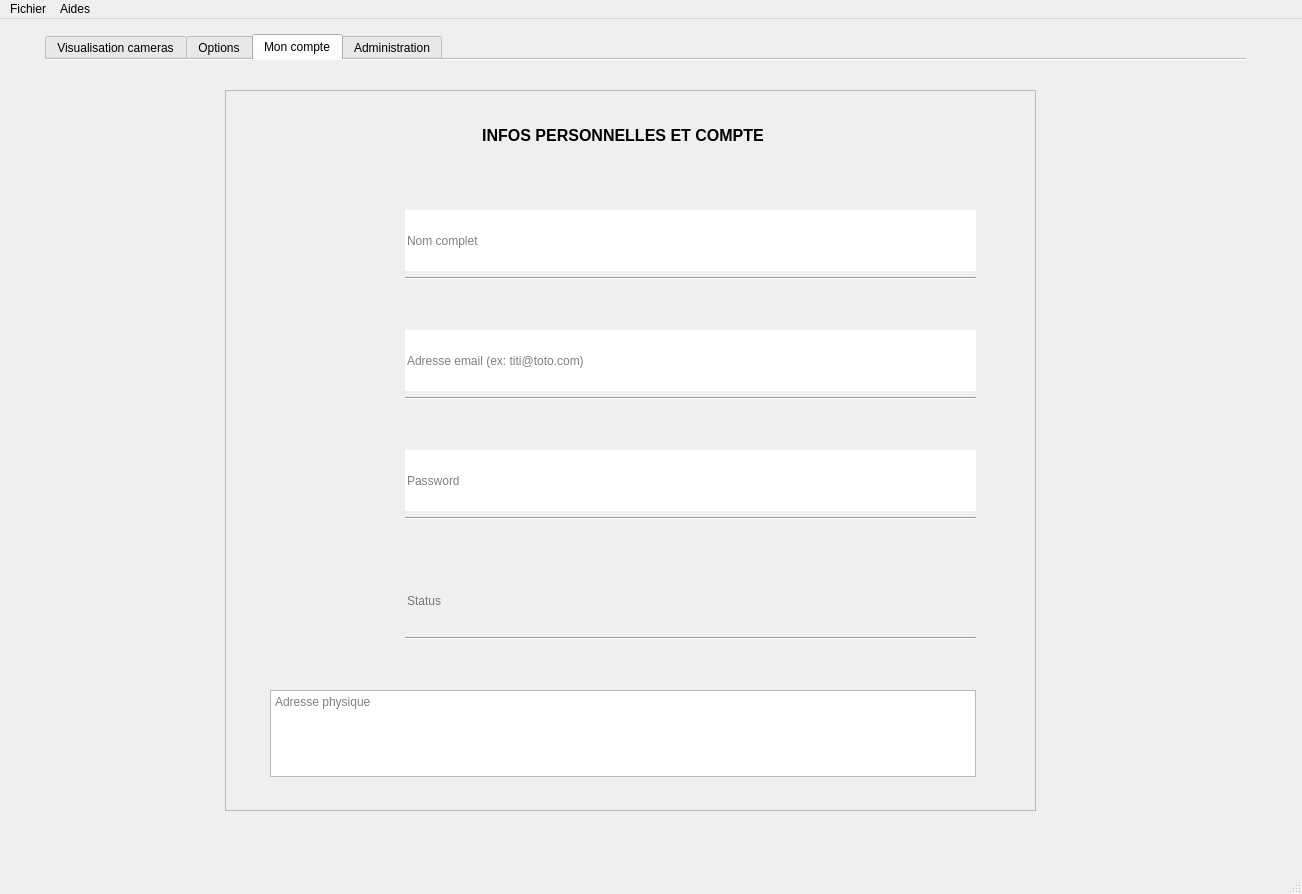
Before: the Qt Designer form Application/ressources/main.ui in Kornelius-Mg/TFC--ESIS-2020, drawn with Qt 5.
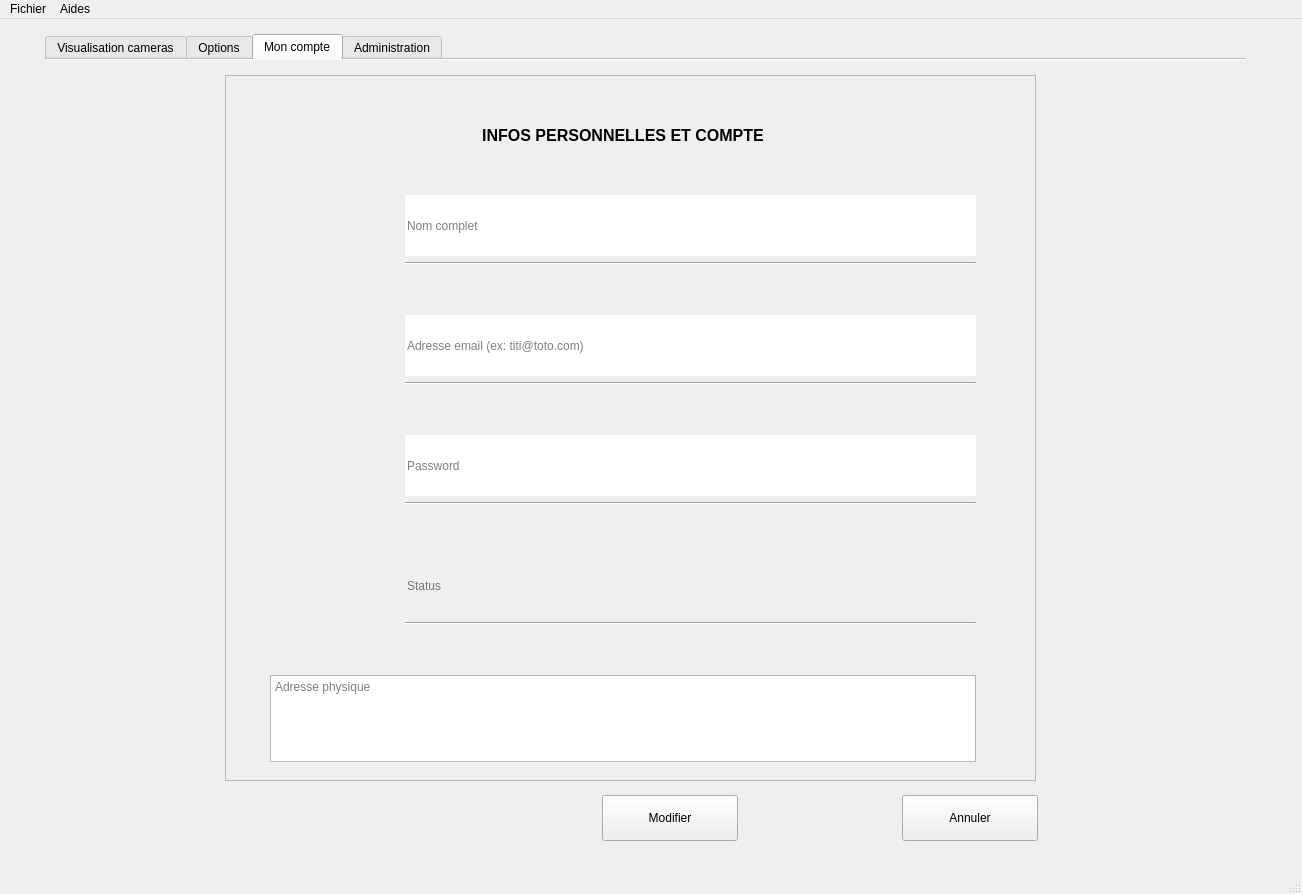
After: the same form once the commit is applied. The open tabs and pages were chosen to show the change. Icons and pictures are not drawn.

```diff
--- a/Application/ressources/main.ui
+++ b/Application/ressources/main.ui
@@ -247,9 +247,9 @@
       <property name="geometry">
        <rect>
         <x>180</x>
-        <y>30</y>
+        <y>15</y>
         <width>811</width>
-        <height>721</height>
+        <height>706</height>
        </rect>
       </property>
       <property name="frameShape">
@@ -262,7 +262,7 @@
        <property name="geometry">
         <rect>
          <x>210</x>
-         <y>30</y>
+         <y>45</y>
          <width>376</width>
          <height>31</height>
         </rect>
@@ -477,6 +477,32 @@
        </property>
       </widget>
      </widget>
+     <widget class="QPushButton" name="pushButton_7">
+      <property name="geometry">
+       <rect>
+        <x>857</x>
+        <y>735</y>
+        <width>136</width>
+        <height>46</height>
+       </rect>
+      </property>
+      <property name="text">
+       <string>Annuler</string>
+      </property>
+     </widget>
+     <widget class="QPushButton" name="pushButton_8">
+      <property name="geometry">
+       <rect>
+        <x>557</x>
+        <y>735</y>
+        <width>136</width>
+        <height>46</height>
+       </rect>
+      </property>
+      <property name="text">
+       <string>Modifier</string>
+      </property>
+     </widget>
     </widget>
     <widget class="QWidget" name="tab_4">
      <attribute name="title">
```
